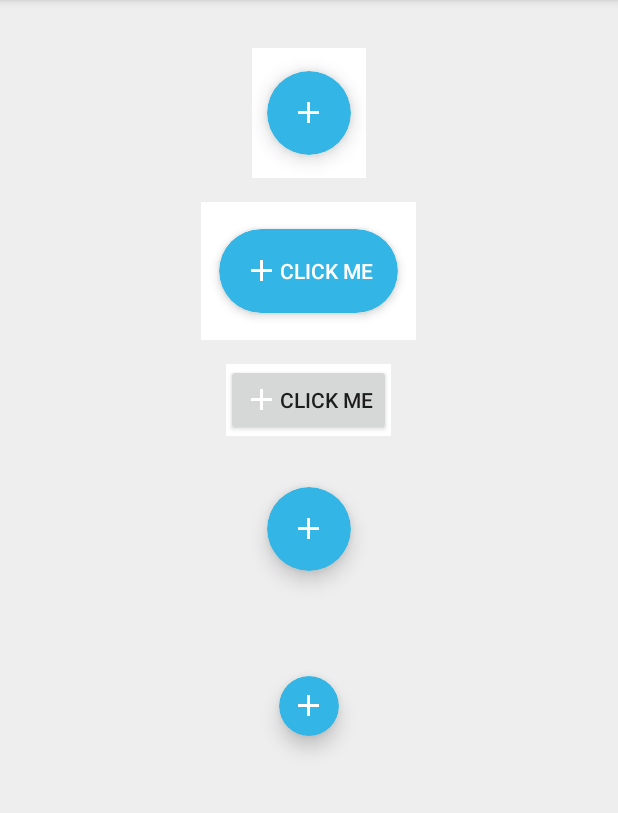
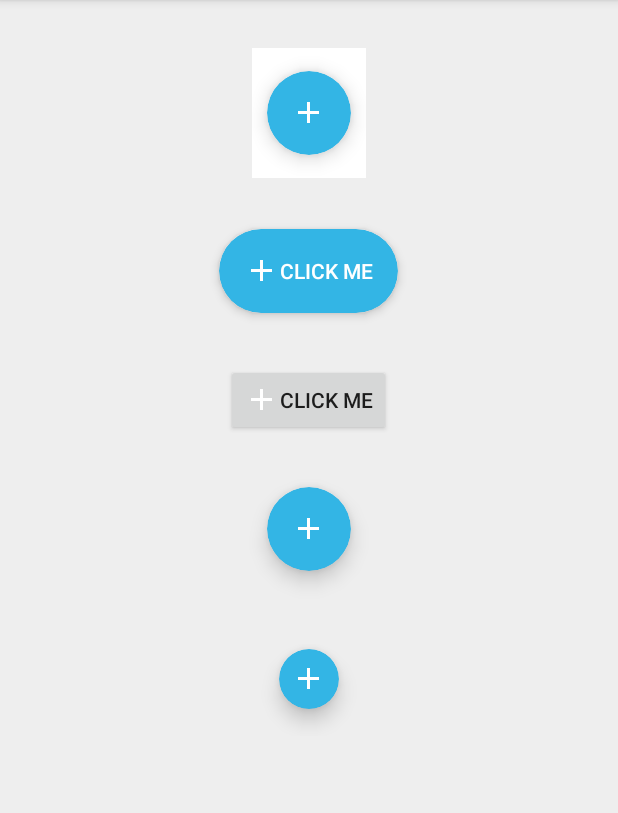
Before and after one commit to slaterama/FloatingActionButton, an Android app: the screen it shows after launch (MainActivity), on a phone screen of 412 x 824 dp, the part 84-897 px from its top. Run offline under Robolectric (Android 15) with nearby library versions, the phone set to English and light mode, and no system bars; plain views replace RoundedImageButton.

Commit message:
Minor activity_main change

```diff
--- a/app/src/main/res/layout/activity_main.xml
+++ b/app/src/main/res/layout/activity_main.xml
@@ -74,18 +74,12 @@
 
 		</FrameLayout>
 
-		<FrameLayout
-			android:layout_width="wrap_content"
-			android:layout_height="wrap_content"
-			android:layout_gravity="center_horizontal"
-			android:layout_marginTop="16dp"
-			android:background="#FFF">
-
 		<com.slaterama.roundedbutton.widget.RoundedButton
 			android:id="@+id/roundedBtn_1"
 			android:layout_width="wrap_content"
 			android:layout_height="wrap_content"
 			android:layout_gravity="center_horizontal"
+			android:layout_marginTop="16dp"
 			android:text="@string/click_me"
 			android:textColor="@android:color/white"
 			android:drawableLeft="@drawable/ic_add_white_24dp"
@@ -97,24 +91,14 @@
 			app:roundedBtnMaxElevation="12dp"
 			android:onClick="onClick"/>
 
-		</FrameLayout>
-
-		<FrameLayout
+		<Button
 			android:layout_width="wrap_content"
 			android:layout_height="wrap_content"
 			android:layout_gravity="center_horizontal"
 			android:layout_marginTop="16dp"
-			android:background="#FFF">
-
-			<Button
-				android:layout_width="wrap_content"
-				android:layout_height="wrap_content"
-				android:layout_gravity="center_horizontal"
 			android:text="@string/click_me"
 			android:drawableLeft="@drawable/ic_add_white_24dp"
 			android:drawableStart="@drawable/ic_add_white_24dp"/>
-
-		</FrameLayout>
 
 		<com.slaterama.roundedbutton.widget.FloatingActionButton
 			android:id="@+id/fab_2"
@@ -135,7 +119,7 @@
 			android:layout_gravity="center_horizontal"
 			android:layout_marginTop="16dp"
 			app:fabElevation="8dp"
-			app:fabMaxElevation="24dp"
+			app:fabMaxElevation="12dp"
 			app:fabUseCompatPadding="true"
 			style="?smallFloatingActionButtonStyle"
 			android:src="@drawable/ic_add_white_24dp"
```
Lines whose indentation alone changed are shown as unchanged.
